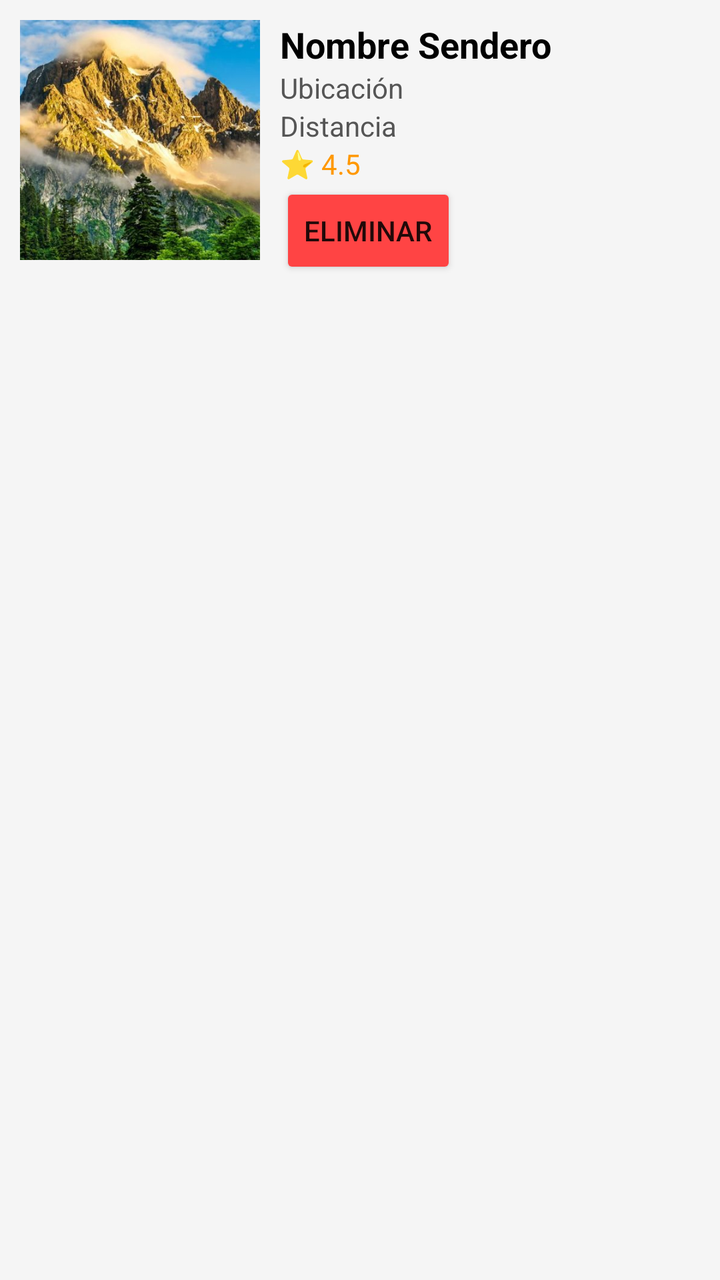
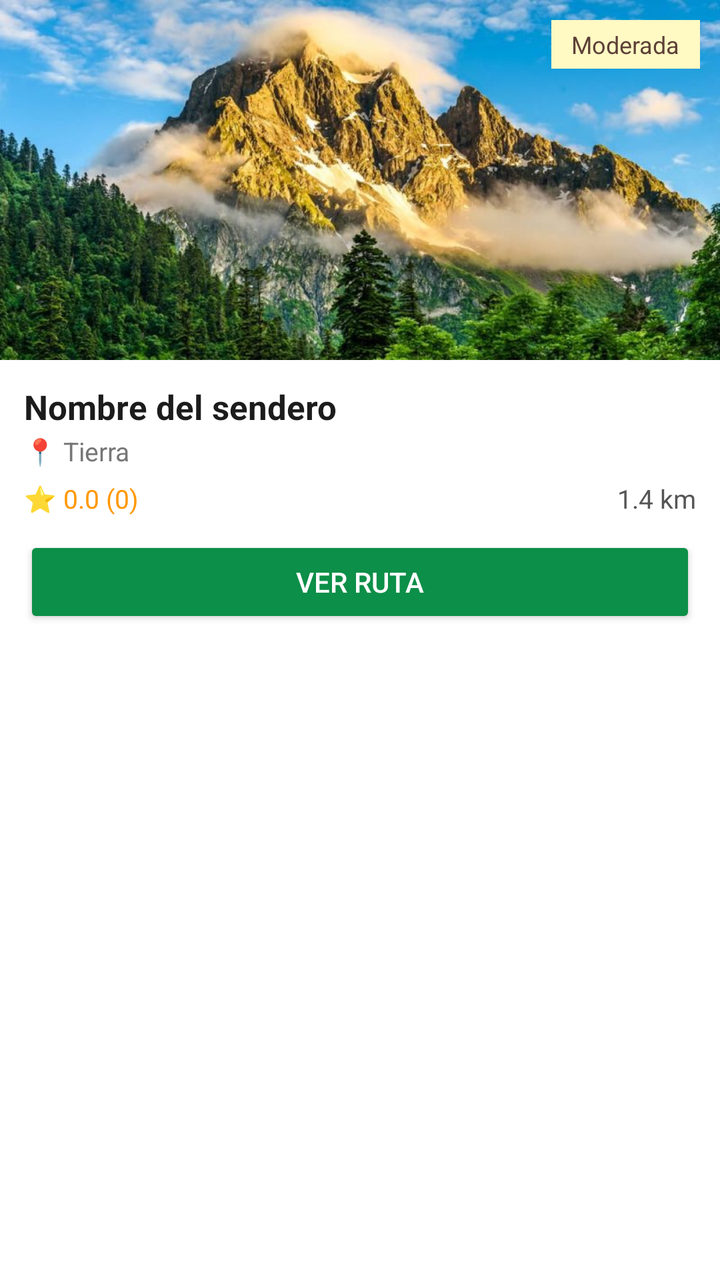

An Android layout rendered at two revisions. The XML below is the earlier revision; the diff shows what the commit changed to produce the second picture.
<!-- AndroidManifest.xml: application theme Theme.AppCompat.Light.NoActionBar -->
<!-- res/layout/item_sendero.xml -->
<?xml version="1.0" encoding="utf-8"?>
<LinearLayout xmlns:android="http://schemas.android.com/apk/res/android"
    android:layout_width="match_parent"
    android:layout_height="wrap_content"
    android:layout_margin="10dp"
    android:padding="10dp"
    android:orientation="horizontal"
    android:background="#F5F5F5">

    <ImageView
        android:id="@+id/imgSendero"
        android:layout_width="120dp"
        android:layout_height="120dp"
        android:scaleType="centerCrop"
        android:src="@drawable/montana"/>

    <LinearLayout
        android:layout_width="match_parent"
        android:layout_height="wrap_content"
        android:orientation="vertical"
        android:paddingStart="10dp">

        <TextView
            android:id="@+id/tvNombreSendero"
            android:layout_width="wrap_content"
            android:layout_height="wrap_content"
            android:text="Nombre Sendero"
            android:textSize="18sp"
            android:textStyle="bold"
            android:textColor="#000"/>

        <TextView
            android:id="@+id/tvUbicacion"
            android:layout_width="wrap_content"
            android:layout_height="wrap_content"
            android:text="Ubicación"
            android:textColor="#555"/>

        <TextView
            android:id="@+id/tvDistancia"
            android:layout_width="wrap_content"
            android:layout_height="wrap_content"
            android:text="Distancia"
            android:textColor="#555"/>

        <TextView
            android:id="@+id/tvRating"
            android:layout_width="wrap_content"
            android:layout_height="wrap_content"
            android:text="⭐ 4.5"
            android:textColor="#FF9800"/>
        <Button
            android:id="@+id/btnEliminar"
            android:layout_width="wrap_content"
            android:layout_height="wrap_content"
            android:text="Eliminar"
            android:backgroundTint="#FF4444"/>

    </LinearLayout>

</LinearLayout>
<!-- resources referenced by this layout -->
<resources>
  <!-- drawable montana: jpg bitmap (drawable, 80334 bytes) -->
</resources>

<!-- the commit's change to res/layout/item_sendero.xml (unified diff, before → after) -->
@@ -2,59 +2,113 @@
 <LinearLayout xmlns:android="http://schemas.android.com/apk/res/android"
     android:layout_width="match_parent"
     android:layout_height="wrap_content"
+    android:orientation="vertical"
     android:layout_margin="10dp"
-    android:padding="10dp"
-    android:orientation="horizontal"
-    android:background="#F5F5F5">
+    android:background="#FFFFFF"
+    android:elevation="3dp">
 
-    <ImageView
-        android:id="@+id/imgSendero"
-        android:layout_width="120dp"
-        android:layout_height="120dp"
-        android:scaleType="centerCrop"
-        android:src="@drawable/montana"/>
+    
+    <FrameLayout
+        android:layout_width="match_parent"
+        android:layout_height="180dp">
 
+        <ImageView
+            android:id="@+id/imgSendero"
+            android:layout_width="match_parent"
+            android:layout_height="match_parent"
+            android:scaleType="centerCrop"
+            android:src="@drawable/montana" />
+
+        
+        <TextView
+            android:id="@+id/tvDificultad"
+            android:layout_width="wrap_content"
+            android:layout_height="wrap_content"
+            android:layout_gravity="top|end"
+            android:layout_margin="10dp"
+            android:paddingStart="10dp"
+            android:paddingEnd="10dp"
+            android:paddingTop="4dp"
+            android:paddingBottom="4dp"
+            android:text="Moderada"
+            android:textSize="12sp"
+            android:textColor="#5D4037"
+            android:background="#FFF9C4" />
+
+    </FrameLayout>
+
+    
     <LinearLayout
         android:layout_width="match_parent"
         android:layout_height="wrap_content"
         android:orientation="vertical"
-        android:paddingStart="10dp">
+        android:padding="12dp">
 
         <TextView
             android:id="@+id/tvNombreSendero"
             android:layout_width="wrap_content"
             android:layout_height="wrap_content"
-            android:text="Nombre Sendero"
-            android:textSize="18sp"
+            android:text="Nombre del sendero"
+            android:textSize="17sp"
             android:textStyle="bold"
-            android:textColor="#000"/>
+            android:textColor="#1C1C1C" />
 
         <TextView
             android:id="@+id/tvUbicacion"
             android:layout_width="wrap_content"
             android:layout_height="wrap_content"
-            android:text="Ubicación"
-            android:textColor="#555"/>
+            android:text="📍 Tierra"
+            android:textSize="13sp"
+            android:textColor="#777777"
+            android:layout_marginTop="2dp" />
 
-        <TextView
-            android:id="@+id/tvDistancia"
-            android:layout_width="wrap_content"
+        <LinearLayout
+            android:layout_width="match_parent"
             android:layout_height="wrap_content"
-            android:text="Distancia"
-            android:textColor="#555"/>
+            android:orientation="horizontal"
+            android:layout_marginTop="6dp">
 
-        <TextView
-            android:id="@+id/tvRating"
-            android:layout_width="wrap_content"
-            android:layout_height="wrap_content"
-            android:text="⭐ 4.5"
-            android:textColor="#FF9800"/>
+            <TextView
+                android:id="@+id/tvRating"
+                android:layout_width="0dp"
+                android:layout_weight="1"
+                android:layout_height="wrap_content"
+                android:text="⭐ 0.0 (0)"
+                android:textSize="13sp"
+                android:textColor="#FF9800" />
+
+            <TextView
+                android:id="@+id/tvDistancia"
+                android:layout_width="wrap_content"
+                android:layout_height="wrap_content"
+                android:text="1.4 km"
+                android:textSize="13sp"
+                android:textColor="#555555" />
+
+        </LinearLayout>
+
+        
+        <Button
+            android:id="@+id/btnVerRuta"
+            android:layout_width="match_parent"
+            android:layout_height="46dp"
+            android:text="Ver Ruta"
+            android:textSize="14sp"
+            android:backgroundTint="#0C8F48"
+            android:textColor="#FFFFFF"
+            android:layout_marginTop="10dp" />
+
+        
         <Button
             android:id="@+id/btnEliminar"
-            android:layout_width="wrap_content"
+            android:layout_width="match_parent"
             android:layout_height="wrap_content"
             android:text="Eliminar"
-            android:backgroundTint="#FF4444"/>
+            android:textSize="13sp"
+            android:backgroundTint="#FF4444"
+            android:textColor="#FFFFFF"
+            android:layout_marginTop="4dp"
+            android:visibility="gone" />
 
     </LinearLayout>
 
